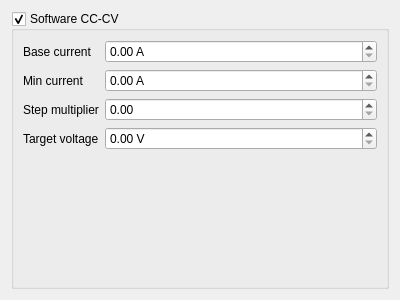
Above: gui/swcccv.ui from misdoro/Electronic_load_px100 before the change. Below: the same form after it.
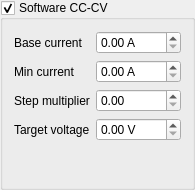
That is the form after the change.

Commit message:
Fix double border around swcccv setup box, improve scroll actions
Ranges are responding better to the scroll action.

Patch:
```diff
--- a/gui/swcccv.ui
+++ b/gui/swcccv.ui
@@ -1,21 +1,15 @@
 <?xml version="1.0" encoding="UTF-8"?>
 <ui version="4.0">
- <class>Form</class>
- <widget class="QWidget" name="Form">
+ <class>SwCCCV</class>
+ <widget class="QGroupBox" name="SwCCCV">
   <property name="geometry">
    <rect>
     <x>0</x>
     <y>0</y>
-    <width>400</width>
-    <height>300</height>
+    <width>195</width>
+    <height>190</height>
    </rect>
   </property>
-  <property name="windowTitle">
-   <string>Form</string>
-  </property>
-  <layout class="QVBoxLayout" name="verticalLayout">
-   <item>
-    <widget class="QGroupBox" name="is_enabled">
      <property name="title">
       <string>Software CC-CV</string>
      </property>
@@ -89,9 +83,9 @@
         <property name="singleStep">
          <double>0.100000000000000</double>
         </property>
-       </widget>
-      </item>
-     </layout>
+     <property name="stepType">
+      <enum>QAbstractSpinBox::AdaptiveDecimalStepType</enum>
+     </property>
     </widget>
    </item>
   </layout>
```
Left out of the diff: 10 changed lines with no effect on the pictures. Lines whose indentation alone changed are shown as unchanged. The commit also changes 1 other file.
